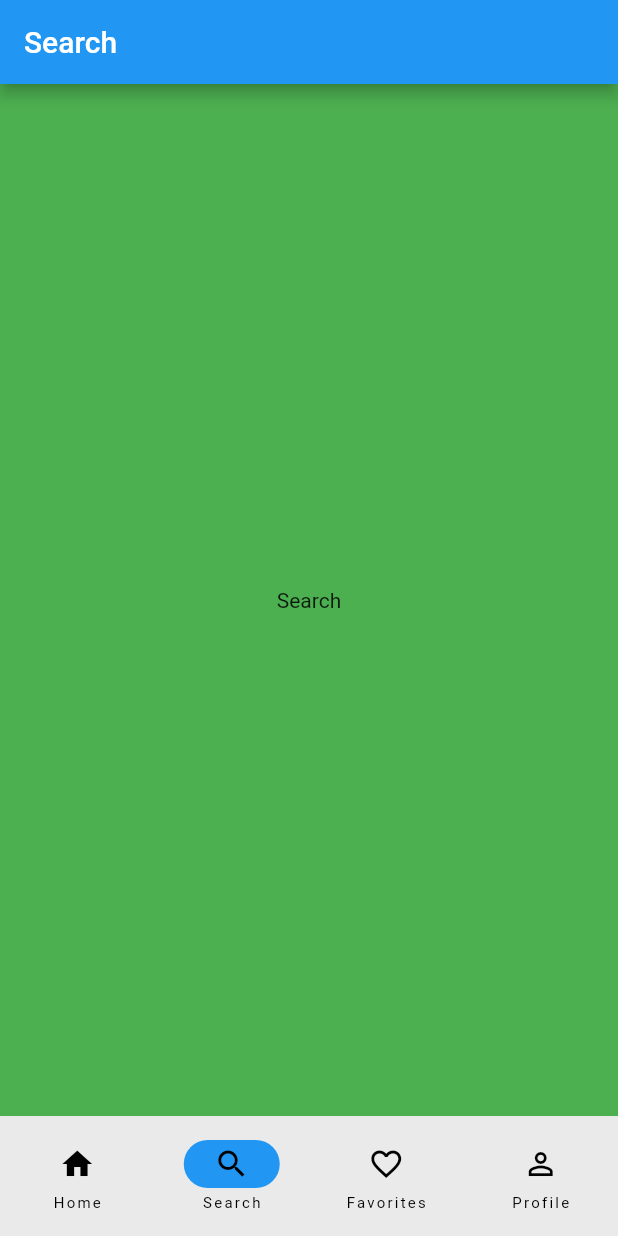
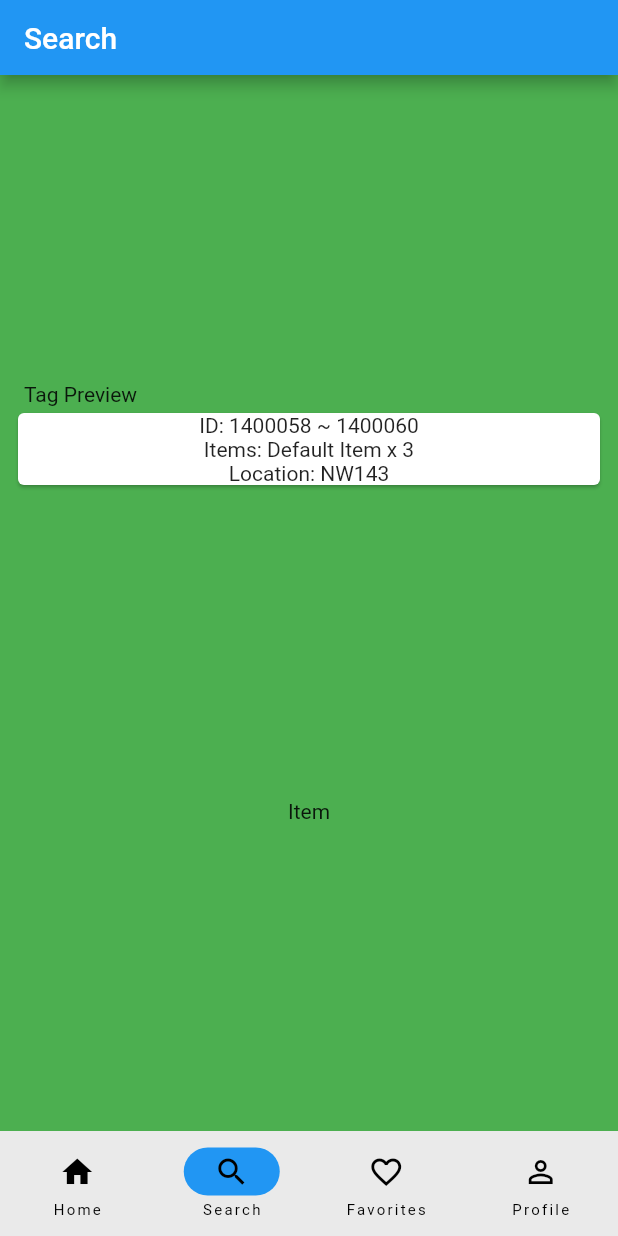
Before and after one commit to fxfzxxx/test_tag, a Flutter app: the screen it shows after launch, item 2 of the bottom bar chosen, on a phone screen of 412 x 824 dp. Run offline on Flutter 3.47's test engine with Material 2 defaults, Android fonts, the light colour scheme and no system bars; our stand-ins replace get; missing offline and left inert: dart:ffi; generated files the repository leaves out were written again.

Commit message:
Added the Tag Preview paet.

```diff
--- a/lib/src/utils/app_layout.dart
+++ b/lib/src/utils/app_layout.dart
@@ -2,7 +2,7 @@ import 'package:flutter/material.dart';
 import 'package:get/get.dart';
 
 class AppLayout{
-  static getSize(BuildContext context){
+  static Size getSize(BuildContext context){
     return MediaQuery.of(context).size;
   }
   static const int designWidth = 393;
--- a/lib/src/widgets/navigationbar_example.dart
+++ b/lib/src/widgets/navigationbar_example.dart
@@ -1,4 +1,7 @@
+import 'dart:ffi';
+
 import 'package:flutter/material.dart';
+import 'package:test_tag/src/utils/app_layout.dart';
 
 class NavigationBarExample extends StatefulWidget {
   const NavigationBarExample({super.key});
@@ -9,6 +12,7 @@ class NavigationBarExample extends StatefulWidget {
 
 class _NavigationBarExampleState extends State<NavigationBarExample> {
   int currentPageIndex = 0;
+  String item = 'Default Item';
   final destinationArray = [
     const NavigationDestination(
       icon: Icon(Icons.home),
@@ -36,8 +40,10 @@ class _NavigationBarExampleState extends State<NavigationBarExample> {
     return Scaffold(
       appBar: AppBar(
         title: Text(destinationArray[currentPageIndex].label),
+        toolbarHeight: 50,
       ),
       bottomNavigationBar: NavigationBar(
+          height: 70,
           onDestinationSelected: (int index) {
             setState(() {
               currentPageIndex = index;
@@ -54,9 +60,42 @@ class _NavigationBarExampleState extends State<NavigationBarExample> {
           ),
         ),
         Container(
+          width: double.infinity,
           color: Colors.green,
-          child: const Center(
-            child: Text('Search'),
+          child: Flex(
+            direction: Axis.vertical,
+            mainAxisAlignment: MainAxisAlignment.spaceEvenly,
+            children: <Widget>[
+              Container(
+                margin: const EdgeInsetsDirectional.symmetric(horizontal: 8),
+                child: Column(
+                  crossAxisAlignment: CrossAxisAlignment.start,
+                  children: [
+                    Container(
+                        margin: const EdgeInsetsDirectional.symmetric(
+                            horizontal: 8),
+                        alignment: Alignment.bottomLeft,
+                        child: const Text(
+                          'Tag Preview',
+                        )),
+                    Card(
+                        child: SizedBox(
+                      width: double.infinity,
+                      // margin:
+                      //     const EdgeInsetsDirectional.symmetric(horizontal: 15),
+                      child: Column(
+                        children: <Widget>[
+                          const Text('ID: 1400058 ~ 1400060'),
+                          Text('Items: $item x 3'),
+                          const Text('Location: NW143'),
+                        ],
+                      ),
+                    )),
+                  ],
+                ),
+              ),
+              const Text('Item')
+            ],
           ),
         ),
         Container(
```
